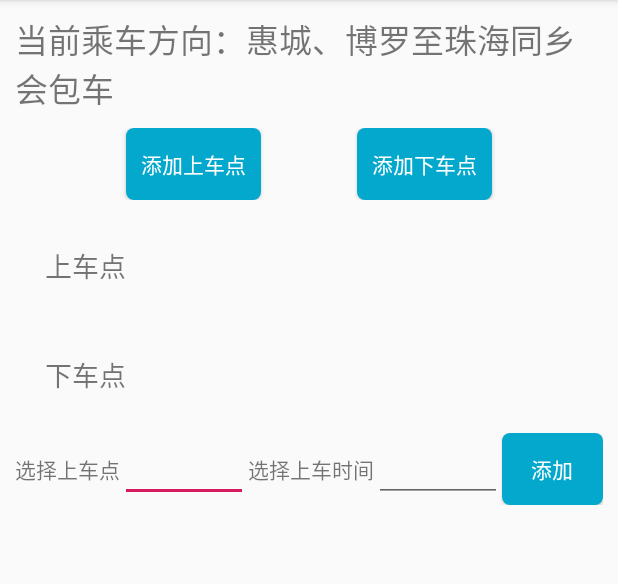
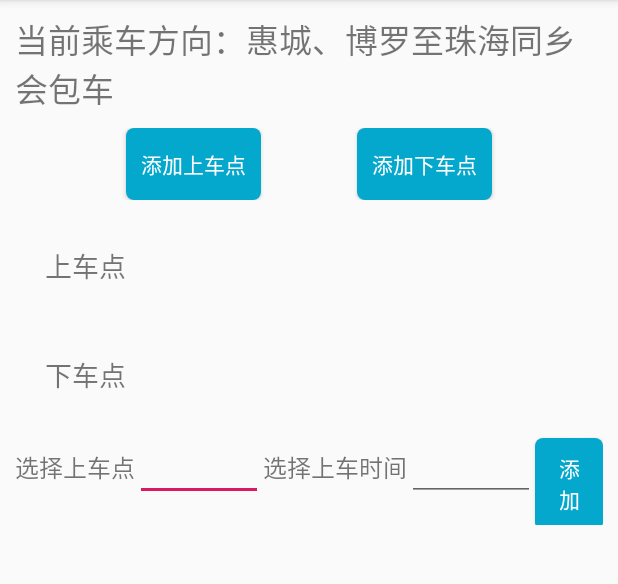
Before and after one commit to 1044375652/HomeWork, an Android app: the ChooseBusMessageActivity screen opened directly, with no data from a screen before it, on a phone screen of 412 x 824 dp, the part 84-668 px from its top. Run offline under Robolectric (Android 15) with nearby library versions, the phone set to English and light mode, and no system bars; 1 statement that could not run was skipped.

Commit message:
add time

```diff
--- a/app/src/main/res/layout/activity_choose_bus_message.xml
+++ b/app/src/main/res/layout/activity_choose_bus_message.xml
@@ -88,20 +88,26 @@
         <TextView
             android:layout_width="wrap_content"
             android:layout_height="wrap_content"
-            android:text="@string/select_up_point" />
+            android:text="@string/select_up_point"
+            android:textSize="16sp" />
 
         <EditText
+            android:id="@+id/fourInputUpPoint"
             android:layout_width="wrap_content"
             android:layout_height="wrap_content"
-            android:ems="4" />
+            android:ems="4"
+            android:onClick="fourChooseUpPoint" />
 
 
         <TextView
             android:layout_width="wrap_content"
             android:layout_height="wrap_content"
-            android:text="@string/select_time" />
+            android:text="@string/select_time"
+            android:textSize="16sp" />
 
         <EditText
+            android:onClick="fourChooseUpPointTime"
+            android:id="@+id/fourInputUpPointTime"
             android:layout_width="wrap_content"
             android:layout_height="wrap_content"
             android:ems="4" />
```
Also changed, not shown: app/src/main/java/com/example/administrator/tongxianghui/src/four/ChooseBusMessageActivity.java (+53 -0 lines).
